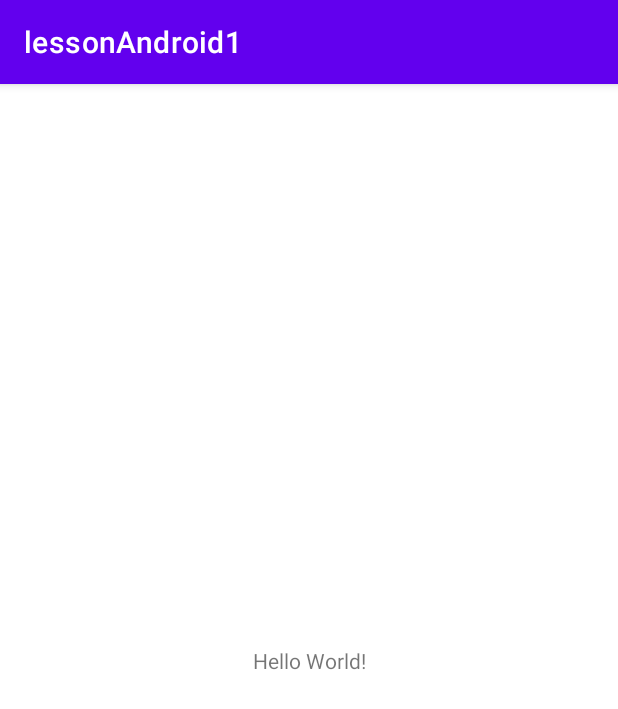
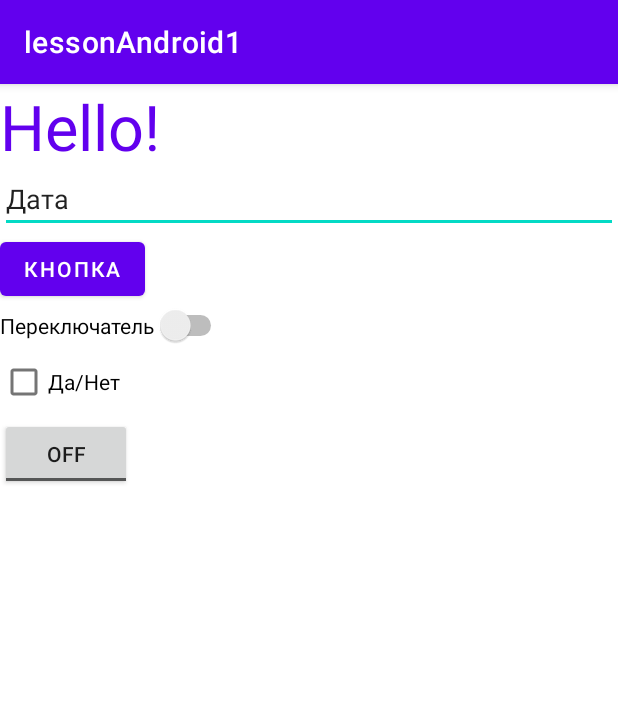
Before and after one commit to MariLeva/lessonAndroid1, an Android app: the screen it shows after launch (MainActivity), on a phone screen of 412 x 824 dp. Shown: the top 709 px of the screen. Run offline under Robolectric (Android 15) with nearby library versions, the phone set to English and light mode, and no system bars.

Commit message:
Практическое задание. Часть 1

```diff
--- a/app/src/main/res/layout/activity_main.xml
+++ b/app/src/main/res/layout/activity_main.xml
@@ -1,18 +1,50 @@
 <?xml version="1.0" encoding="utf-8"?>
-<androidx.constraintlayout.widget.ConstraintLayout xmlns:android="http://schemas.android.com/apk/res/android"
+<LinearLayout xmlns:android="http://schemas.android.com/apk/res/android"
     xmlns:app="http://schemas.android.com/apk/res-auto"
     xmlns:tools="http://schemas.android.com/tools"
     android:layout_width="match_parent"
     android:layout_height="match_parent"
-    tools:context=".MainActivity">
+    android:orientation="vertical"
+    tools:context=".MainActivity"
+    >
 
     <TextView
+        android:id="@+id/textView"
         android:layout_width="wrap_content"
         android:layout_height="wrap_content"
-        android:text="Hello World!"
-        app:layout_constraintBottom_toBottomOf="parent"
-        app:layout_constraintLeft_toLeftOf="parent"
-        app:layout_constraintRight_toRightOf="parent"
-        app:layout_constraintTop_toTopOf="parent" />
+        android:text="@string/hello"
+        android:textSize="42sp"
+        android:textColor="@color/purple_500"/>
 
-</androidx.constraintlayout.widget.ConstraintLayout>
+    <EditText
+        android:layout_width="match_parent"
+        android:layout_height="wrap_content"
+        android:text="@string/strData"
+        android:fontFamily="cursive"
+        android:inputType="date"/>
+
+    <Button
+        android:id="@+id/button"
+        android:layout_width="wrap_content"
+        android:layout_height="wrap_content"
+        android:text="@string/btn" />
+
+    <Switch
+        android:id="@+id/switch1"
+        android:layout_width="wrap_content"
+        android:layout_height="wrap_content"
+        android:text="@string/swt" />
+
+    <CheckBox
+        android:id="@+id/checkBox"
+        android:layout_width="wrap_content"
+        android:layout_height="wrap_content"
+        android:text="@string/chBox" />
+
+    <ToggleButton
+        android:id="@+id/toggleButton"
+        android:layout_width="wrap_content"
+        android:layout_height="wrap_content"
+        android:text="@string/tBut" />
+
+</LinearLayout>
--- a/app/src/main/res/values/strings.xml
+++ b/app/src/main/res/values/strings.xml
@@ -1,3 +1,9 @@
 <resources>
     <string name="app_name">lessonAndroid1</string>
+    <string name="hello">Hello!</string>
+    <string name="strData">Дата</string>
+    <string name="btn">Кнопка</string>
+    <string name="swt">Переключатель</string>
+    <string name="chBox">Да/Нет</string>
+    <string name="tBut">ToggleButton</string>
 </resources>
```
